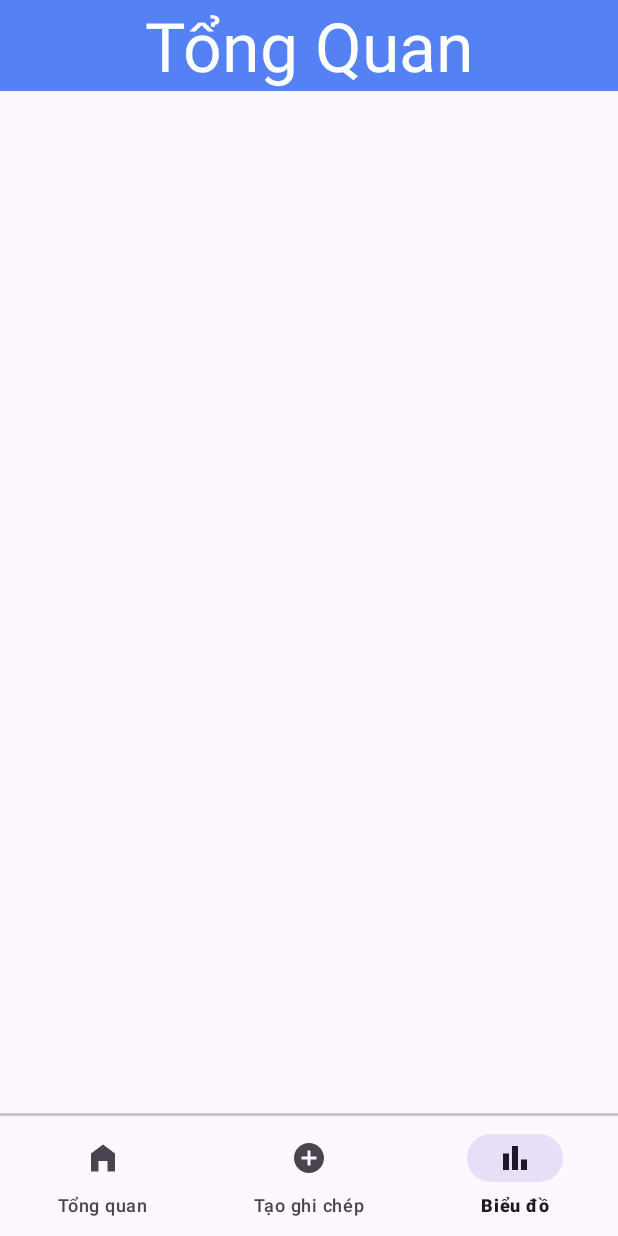
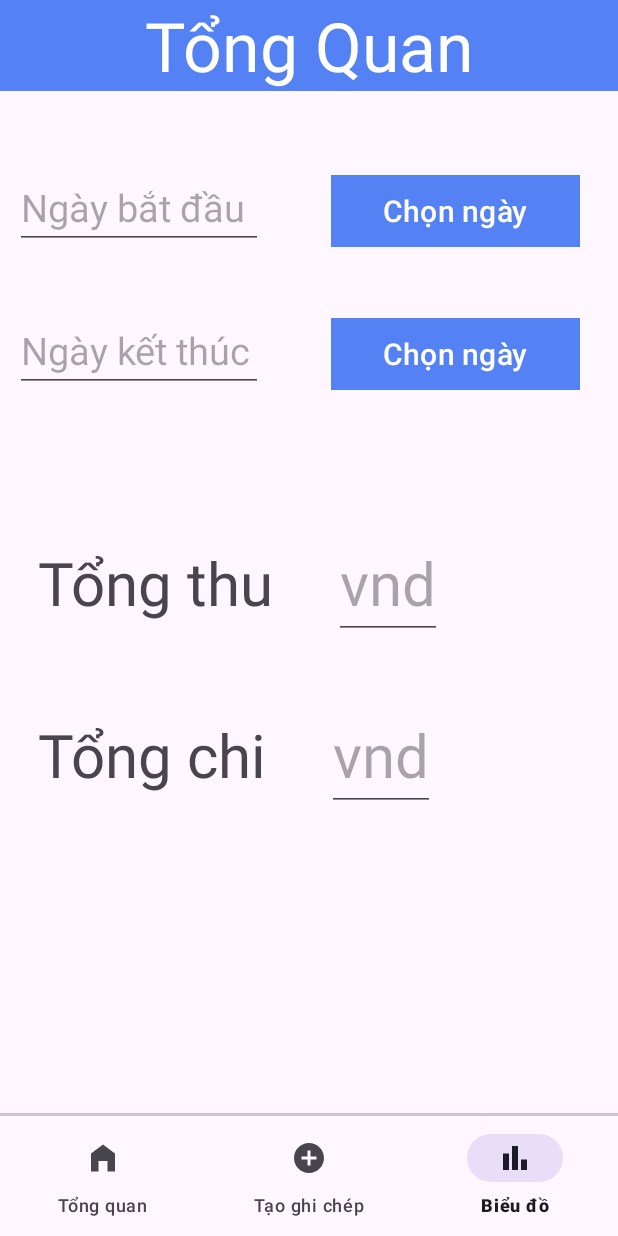
Before and after one commit to 21130453-HuynhBaoHuyenNgoc/NMCNPM_Nhom12_Thu4_Ca2, an Android app: the screen it shows after launch (MainActivity), item 3 of the bottom bar chosen, on a phone screen of 412 x 824 dp. Run offline under Robolectric (Android 15) with nearby library versions, the phone set to English and light mode, and no system bars.

Commit message:
tao giao dien fragment_financial_overview

```diff
--- a/app/build.gradle.kts
+++ b/app/build.gradle.kts
@@ -45,4 +45,5 @@ dependencies {
     testImplementation(libs.junit)
     androidTestImplementation(libs.ext.junit)
     androidTestImplementation(libs.espresso.core)
+
 }
--- a/app/src/main/java/com/example/myapplication/model/Note.java
+++ b/app/src/main/java/com/example/myapplication/model/Note.java
@@ -2,9 +2,10 @@ package com.example.myapplication.model;
 
 public class Note {
     private String id;
+    private String idUser;
     private double amount;
+    private double availableAmount;
     private String type;
-//    private Category category;
     private String date;
     private String description;
 
@@ -16,12 +17,28 @@ public class Note {
         this.id = id;
     }
 
+    public String getIdUser() {
+        return idUser;
+    }
+
+    public void setIdUser(String idUser) {
+        this.idUser = idUser;
+    }
+
     public double getAmount() {
         return amount;
     }
 
     public void setAmount(double amount) {
         this.amount = amount;
+    }
+
+    public double getAvailableAmount() {
+        return availableAmount;
+    }
+
+    public void setAvailableAmount(double availableAmount) {
+        this.availableAmount = availableAmount;
     }
 
     public String getType() {
@@ -31,14 +48,6 @@ public class Note {
     public void setType(String type) {
         this.type = type;
     }
-
-//    public Category getCategory() {
-//        return category;
-//    }
-//
-//    public void setCategory(Category category) {
-//        this.category = category;
-//    }
 
     public String getDate() {
         return date;
--- a/app/src/main/res/drawable/square_shape.xml
+++ b/app/src/main/res/drawable/square_shape.xml
@@ -1,8 +1,6 @@
 <?xml version="1.0" encoding="utf-8"?>
-<selector xmlns:android="http://schemas.android.com/apk/res/android">
-<item>
-    <shape
-        android:shape="rectangle"
-        />
-</item>
-</selector>
+<shape xmlns:android="http://schemas.android.com/apk/res/android"
+    android:shape="rectangle">
+    <solid android:color="#5482F5"></solid>
+
+</shape>
--- a/app/src/main/res/layout/fragment_financial_overview.xml
+++ b/app/src/main/res/layout/fragment_financial_overview.xml
@@ -1,6 +1,7 @@
 <?xml version="1.0" encoding="utf-8"?>
 <LinearLayout xmlns:android="http://schemas.android.com/apk/res/android"
     xmlns:tools="http://schemas.android.com/tools"
+    xmlns:app="http://schemas.android.com/apk/res-auto"
     android:id="@+id/layoutbarchart"
     android:layout_width="match_parent"
     android:layout_height="match_parent"
@@ -16,9 +17,108 @@
         android:background="@color/blue"
         android:textColor="@color/white"/>
 
+    <!-- Thoi gian bat dau-->
+    <LinearLayout
+        android:layout_width="match_parent"
+        android:layout_height="wrap_content"
+        android:orientation="horizontal"
+        android:layout_marginTop="50dp">
 
+        <EditText
+            android:id="@+id/edit_rep_start"
+            android:layout_width="0dp"
+            android:layout_height="wrap_content"
+            android:layout_weight="1"
+            android:hint="Ngày bắt đầu"
+            android:textSize="25dp"
+            android:layout_marginLeft="10dp"
+            android:text=""/>
+       <Button
+           android:id="@+id/btt_rep_start"
+           android:layout_width="0dp"
+           android:layout_weight="1"
+           android:layout_height="wrap_content"
+           android:background="@drawable/square_shape"
+           app:backgroundTint="@null"
+           android:textSize="20dp"
+           android:layout_marginLeft="45dp"
+           android:layout_marginRight="25dp"
+           android:text="Chọn ngày"/>
+    </LinearLayout>
 
+    <!-- Thoi gian ket thuc-->
+    <LinearLayout
+        android:layout_width="match_parent"
+        android:layout_height="wrap_content"
+        android:orientation="horizontal"
+        android:layout_marginTop="40dp">
 
+        <EditText
+            android:id="@+id/edit_rep_end"
+            android:layout_width="0dp"
+            android:layout_height="wrap_content"
+            android:layout_weight="1"
+            android:hint="Ngày kết thúc"
+            android:textSize="25dp"
+            android:layout_marginLeft="10dp"
+            android:text=""/>
+        <Button
+            android:id="@+id/btt_rep_end"
+            android:layout_width="0dp"
+            android:layout_weight="1"
+            android:layout_height="wrap_content"
+            android:background="@drawable/square_shape"
+            app:backgroundTint="@null"
+            android:layout_marginLeft="45dp"
+            android:layout_marginRight="25dp"
+            android:textSize="20dp"
+            android:text="Chọn ngày"/>
+    </LinearLayout>
 
+    <!-- Tong tien thu -->
+    <LinearLayout
+        android:layout_width="match_parent"
+        android:layout_height="wrap_content"
+        android:orientation="horizontal"
+        android:layout_marginTop="90dp">
+
+        <TextView
+            android:layout_width="wrap_content"
+            android:layout_height="wrap_content"
+            android:text="Tổng thu"
+            android:textSize="40dp"
+            android:layout_marginLeft="25dp"/>
+        <EditText
+            android:id="@+id/edit_tienthu"
+            android:layout_width="wrap_content"
+            android:layout_height="wrap_content"
+            android:hint="vnd"
+            android:textSize="40dp"
+            android:layout_marginLeft="40dp"
+            android:text=""/>
+    </LinearLayout>
+
+    <!-- Tong tien chi -->
+    <LinearLayout
+        android:layout_width="match_parent"
+        android:layout_height="wrap_content"
+        android:orientation="horizontal"
+        android:layout_marginTop="40dp">
+
+        <TextView
+            android:layout_width="wrap_content"
+            android:layout_height="wrap_content"
+            android:text="Tổng chi"
+            android:textSize="40dp"
+            android:layout_marginLeft="25dp"/>
+        <EditText
+            android:id="@+id/edit_tienchi"
+            android:layout_width="wrap_content"
+            android:layout_height="wrap_content"
+            android:hint="vnd"
+            android:textSize="40dp"
+            android:layout_marginLeft="40dp"
+            android:text=""/>
+    </LinearLayout>
 
 </LinearLayout>
```
